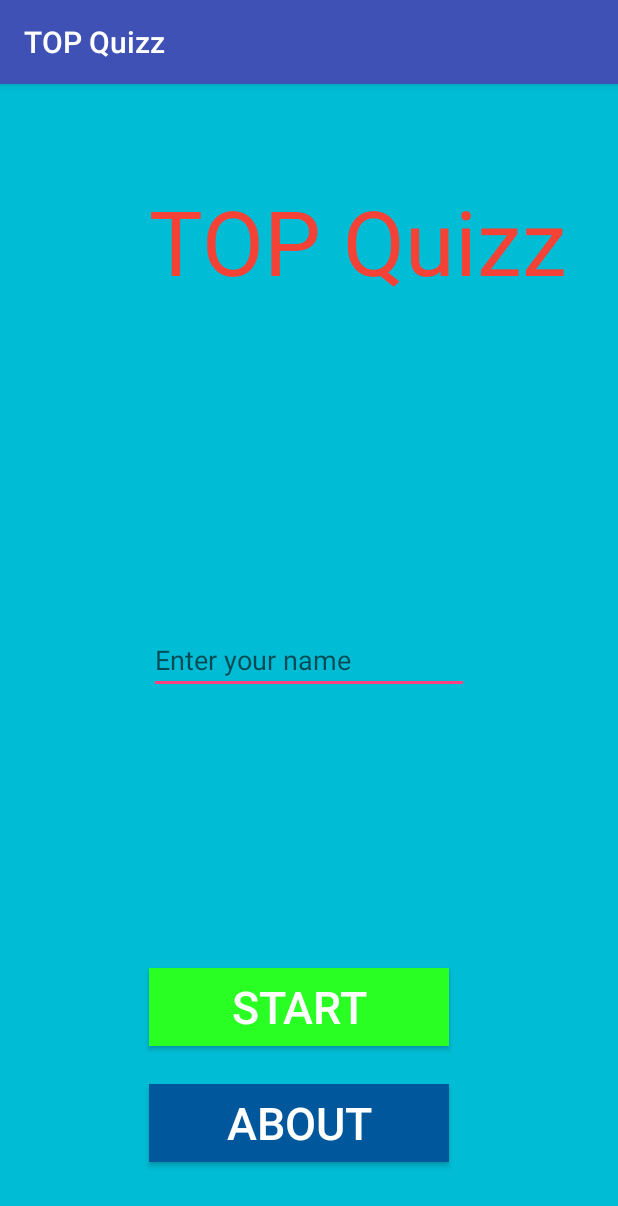
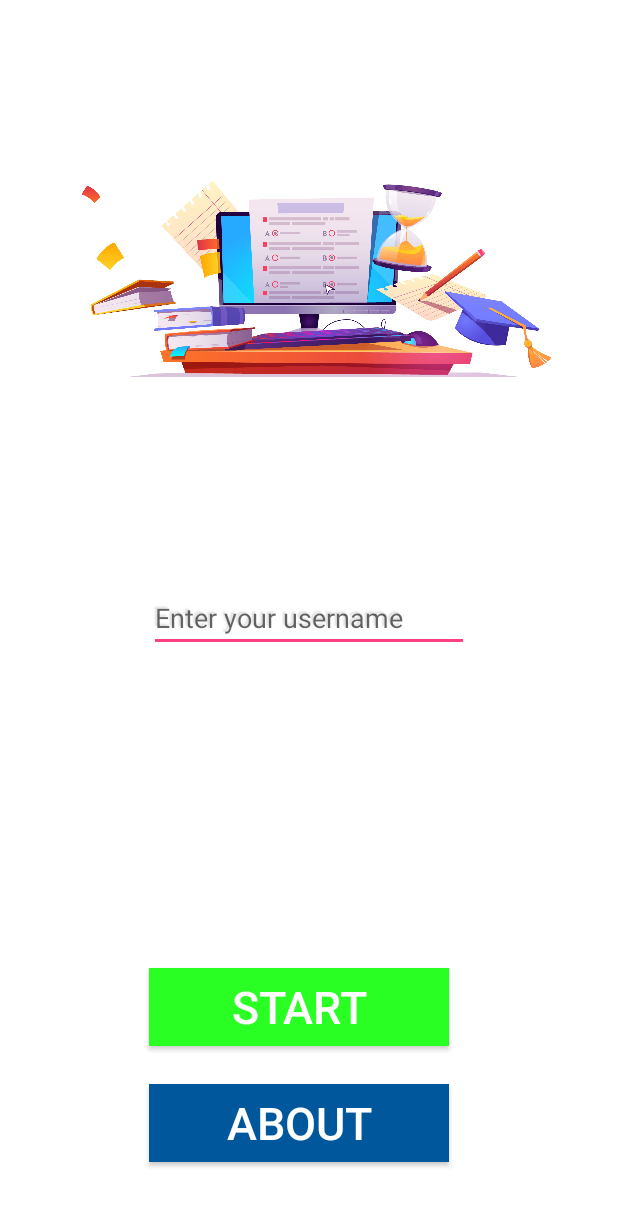
Before and after one commit to YKaroui/TOP-Quizz, an Android app: the screen it shows after launch (MainActivity), on a phone screen of 412 x 824 dp. Shown: the top 1206 px of the screen. Run offline under Robolectric (Android 15) with nearby library versions, the light colour scheme and no system bars.

Commit message:
splash screen updated, main layout updated

```diff
--- a/app/src/main/AndroidManifest.xml
+++ b/app/src/main/AndroidManifest.xml
@@ -8,7 +8,13 @@
         android:label="@string/app_name"
         android:supportsRtl="true"
         android:theme="@style/AppTheme">
-        <activity android:name="com.topQuizz.MainActivity">
+        <activity
+            android:name="com.topQuizz.MainActivity"
+            android:exported="true" />
+        <activity
+            android:name="com.topQuizz.WelcomeActivity"
+            android:exported="true"
+            android:theme="@style/splash" >
             <intent-filter>
                 <action android:name="android.intent.action.MAIN" />
 
--- /dev/null
+++ b/app/src/main/java/com/topQuizz/WelcomeActivity.java
@@ -0,0 +1,30 @@
+package com.topQuizz;
+
+import static java.lang.Thread.sleep;
+
+import android.content.Intent;
+import android.os.Bundle;
+import android.os.Handler;
+import android.support.v7.app.AppCompatActivity;
+import android.view.View;
+import android.widget.Button;
+import android.widget.EditText;
+import android.widget.ImageView;
+
+public class WelcomeActivity extends AppCompatActivity {
+
+    @Override
+    protected void onCreate(Bundle savedInstanceState) {
+        super.onCreate(savedInstanceState);
+        new Handler().postDelayed(new Runnable() {
+            @Override
+            public void run() {
+                startActivity(new Intent(WelcomeActivity.this, MainActivity.class));
+                finish();
+            }
+        }, 3000);
+
+
+
+    }
+}
--- a/app/src/main/res/layout/activity_main.xml
+++ b/app/src/main/res/layout/activity_main.xml
@@ -1,26 +1,15 @@
 <?xml version="1.0" encoding="utf-8"?>
 <RelativeLayout xmlns:android="http://schemas.android.com/apk/res/android"
+    xmlns:app="http://schemas.android.com/apk/res-auto"
     xmlns:tools="http://schemas.android.com/tools"
     android:layout_width="match_parent"
     android:layout_height="match_parent"
-    android:background="#00BCD4"
+    android:background="#FFFFFF"
     android:paddingLeft="@dimen/activity_horizontal_margin"
     android:paddingTop="@dimen/activity_vertical_margin"
     android:paddingRight="@dimen/activity_horizontal_margin"
     android:paddingBottom="@dimen/activity_vertical_margin"
     tools:context="com.topQuizz.MainActivity">
-
-    <TextView
-        android:id="@+id/textView"
-        android:layout_width="wrap_content"
-        android:layout_height="wrap_content"
-        android:layout_alignStart="@+id/editName"
-        android:layout_alignLeft="@+id/editName"
-        android:layout_alignParentTop="true"
-        android:layout_marginTop="48dp"
-        android:text="@string/quizapp"
-        android:textColor="#F44336"
-        android:textSize="60dp" />
 
     <Button
         android:id="@+id/button"
@@ -42,7 +31,11 @@
         android:layout_centerHorizontal="true"
         android:layout_centerVertical="true"
         android:ems="10"
-        android:hint="Enter your name"
+        android:shadowColor = "#DCDCDC"
+        android:shadowDx = "-2"
+        android:shadowDy = "-2"
+        android:shadowRadius = "1"
+        android:hint="Enter your username"
         android:inputType="textPersonName"
         android:textColor="#df040b" />
 
@@ -58,4 +51,14 @@
         android:text="About"
         android:textColor="#ffffff"
         android:textSize="30dp" />
+
+    <ImageView
+        android:id="@+id/imageView3"
+        android:layout_width="400dp"
+        android:layout_height="350dp"
+        app:srcCompat="@drawable/main_icon"
+        android:layout_alignParentTop="true"
+        android:layout_centerHorizontal="true"
+        />
+
 </RelativeLayout>
--- a/app/src/main/res/values/styles.xml
+++ b/app/src/main/res/values/styles.xml
@@ -1,11 +1,14 @@
 <resources>
 
     <!-- Base application theme. -->
-    <style name="AppTheme" parent="Theme.AppCompat.Light.DarkActionBar">
+    <style name="AppTheme" parent="Theme.AppCompat.Light.NoActionBar">
         <!-- Customize your theme here. -->
         <item name="colorPrimary">@color/colorPrimary</item>
         <item name="colorPrimaryDark">@color/colorPrimaryDark</item>
         <item name="colorAccent">@color/colorAccent</item>
     </style>
+    <style name="splash" parent="AppTheme">
+        <item name="android:windowBackground">@drawable/splash_screen</item>
+    </style>
 
 </resources>
```
Also changed, not shown: app/src/main/res/drawable-xxhdpi/main_icon.jpg (added), app/src/main/res/drawable-xxhdpi/splash_screen.png (added).
